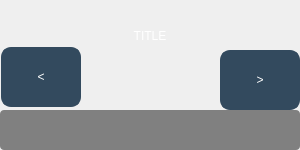
Old version of the form Console/consoleApp/Frontend/Widgets/levelgauge.ui in the repository laszlo-avotra-tips/consoleApp.
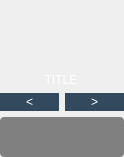
New version of the form.

```diff
--- a/Console/consoleApp/Frontend/Widgets/levelgauge.ui
+++ b/Console/consoleApp/Frontend/Widgets/levelgauge.ui
@@ -6,8 +6,8 @@
    <rect>
     <x>0</x>
     <y>0</y>
-    <width>300</width>
-    <height>150</height>
+    <width>124</width>
+    <height>157</height>
    </rect>
   </property>
   <property name="windowTitle">
@@ -15,17 +15,17 @@
   </property>
   <property name="styleSheet">
    <string notr="true">QLabel:enabled{
- font: 32px &quot;DinPRO-Medium&quot;;
+ font: 27px &quot;DinPRO-Medium&quot;;
 color: blue;
 }
 QLabel:disabled{
- font: 18px &quot;DinPRO-Medium&quot;;
+ font: 27px &quot;DinPRO-Medium&quot;;
 color: red;
 }
 /* ---------------- Pushbuttons ----------------*/
 
 QPushButton {
-    font: 16pt &quot;DinPRO-Medium&quot;;
+    font: 24px &quot;DinPRO-Medium&quot;;
 }
 
 QPushButton 
@@ -70,7 +70,7 @@
 /* ---------- Group Boxes ---------- */
 
  QGroupBox {
-    font: 14.75pt DINPro-medium;
+    font: 22pt DINPro-medium;
     color: white;
     background-color: rgb( 51, 51, 51 );
     border-radius: 5px;
@@ -104,61 +104,21 @@
 }
 </string>
   </property>
-  <widget class="QProgressBar" name="levelIndicator">
-   <property name="enabled">
-    <bool>true</bool>
+  <layout class="QGridLayout" name="gridLayout">
+   <property name="leftMargin">
+    <number>0</number>
    </property>
-   <property name="geometry">
-    <rect>
-     <x>0</x>
-     <y>110</y>
-     <width>300</width>
-     <height>40</height>
-    </rect>
+   <property name="topMargin">
+    <number>0</number>
    </property>
-   <property name="sizePolicy">
-    <sizepolicy hsizetype="MinimumExpanding" vsizetype="Fixed">
-     <horstretch>0</horstretch>
-     <verstretch>0</verstretch>
-    </sizepolicy>
+   <property name="rightMargin">
+    <number>0</number>
    </property>
-   <property name="minimumSize">
-    <size>
-     <width>0</width>
-     <height>40</height>
-    </size>
-   </property>
-   <property name="maximumSize">
-    <size>
-     <width>300</width>
-     <height>40</height>
-    </size>
-   </property>
-   <property name="styleSheet">
-    <string notr="true"/>
-   </property>
-   <property name="value">
+   <property name="bottomMargin">
     <number>0</number>
    </property>
-   <property name="alignment">
-    <set>Qt::AlignCenter</set>
-   </property>
-   <property name="textVisible">
-    <bool>false</bool>
-   </property>
-   <property name="invertedAppearance">
-    <bool>false</bool>
-   </property>
-  </widget>
+   <item row="0" column="0" colspan="2">
   <widget class="QLabel" name="title">
-   <property name="geometry">
-    <rect>
-     <x>0</x>
-     <y>2</y>
-     <width>300</width>
-     <height>41</height>
-    </rect>
-   </property>
    <property name="sizePolicy">
     <sizepolicy hsizetype="Fixed" vsizetype="Preferred">
      <horstretch>0</horstretch>
@@ -167,13 +127,13 @@
    </property>
    <property name="minimumSize">
     <size>
-     <width>300</width>
+       <width>122</width>
      <height>0</height>
     </size>
    </property>
    <property name="maximumSize">
     <size>
-     <width>300</width>
+       <width>122</width>
      <height>16777215</height>
     </size>
    </property>
@@ -190,51 +150,9 @@
     <bool>true</bool>
    </property>
   </widget>
-  <widget class="QPushButton" name="rightButton">
-   <property name="geometry">
-    <rect>
-     <x>220</x>
-     <y>50</y>
-     <width>80</width>
-     <height>60</height>
-    </rect>
-   </property>
-   <property name="sizePolicy">
-    <sizepolicy hsizetype="MinimumExpanding" vsizetype="Fixed">
-     <horstretch>0</horstretch>
-     <verstretch>0</verstretch>
-    </sizepolicy>
-   </property>
-   <property name="maximumSize">
-    <size>
-     <width>95</width>
-     <height>16777215</height>
-    </size>
-   </property>
-   <property name="focusPolicy">
-    <enum>Qt::NoFocus</enum>
-   </property>
-   <property name="toolTip">
-    <string/>
-   </property>
-   <property name="styleSheet">
-    <string notr="true">QPushButton {
-    font: 32pt &quot;DinPRO-Medium&quot;;
-}</string>
-   </property>
-   <property name="text">
-    <string>&gt;</string>
-   </property>
-  </widget>
+   </item>
+   <item row="1" column="0">
   <widget class="QPushButton" name="leftButton">
-   <property name="geometry">
-    <rect>
-     <x>1</x>
-     <y>47</y>
-     <width>80</width>
-     <height>60</height>
-    </rect>
-   </property>
    <property name="sizePolicy">
     <sizepolicy hsizetype="MinimumExpanding" vsizetype="Fixed">
      <horstretch>0</horstretch>
@@ -262,6 +180,78 @@
     <string>&lt;</string>
    </property>
   </widget>
+   </item>
+   <item row="1" column="1">
+    <widget class="QPushButton" name="rightButton">
+     <property name="sizePolicy">
+      <sizepolicy hsizetype="MinimumExpanding" vsizetype="Fixed">
+       <horstretch>0</horstretch>
+       <verstretch>0</verstretch>
+      </sizepolicy>
+     </property>
+     <property name="maximumSize">
+      <size>
+       <width>95</width>
+       <height>16777215</height>
+      </size>
+     </property>
+     <property name="focusPolicy">
+      <enum>Qt::NoFocus</enum>
+     </property>
+     <property name="toolTip">
+      <string/>
+     </property>
+     <property name="styleSheet">
+      <string notr="true">QPushButton {
+    font: 32pt &quot;DinPRO-Medium&quot;;
+}</string>
+     </property>
+     <property name="text">
+      <string>&gt;</string>
+     </property>
+    </widget>
+   </item>
+   <item row="2" column="0" colspan="2">
+    <widget class="QProgressBar" name="levelIndicator">
+     <property name="enabled">
+      <bool>true</bool>
+     </property>
+     <property name="sizePolicy">
+      <sizepolicy hsizetype="MinimumExpanding" vsizetype="Fixed">
+       <horstretch>0</horstretch>
+       <verstretch>0</verstretch>
+      </sizepolicy>
+     </property>
+     <property name="minimumSize">
+      <size>
+       <width>0</width>
+       <height>40</height>
+      </size>
+     </property>
+     <property name="maximumSize">
+      <size>
+       <width>300</width>
+       <height>40</height>
+      </size>
+     </property>
+     <property name="styleSheet">
+      <string notr="true"/>
+     </property>
+     <property name="value">
+      <number>0</number>
+     </property>
+     <property name="alignment">
+      <set>Qt::AlignCenter</set>
+     </property>
+     <property name="textVisible">
+      <bool>false</bool>
+     </property>
+     <property name="invertedAppearance">
+      <bool>false</bool>
+     </property>
+    </widget>
+   </item>
+  </layout>
  </widget>
  <resources/>
  <connections/>
```
Lines whose indentation alone changed are shown as unchanged.
